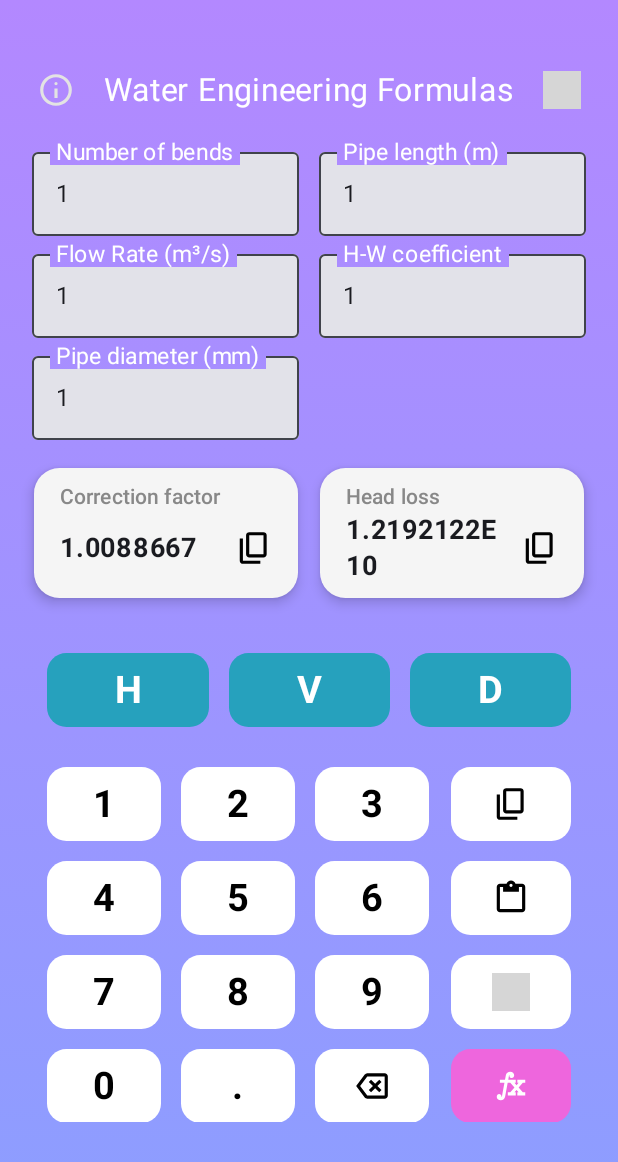
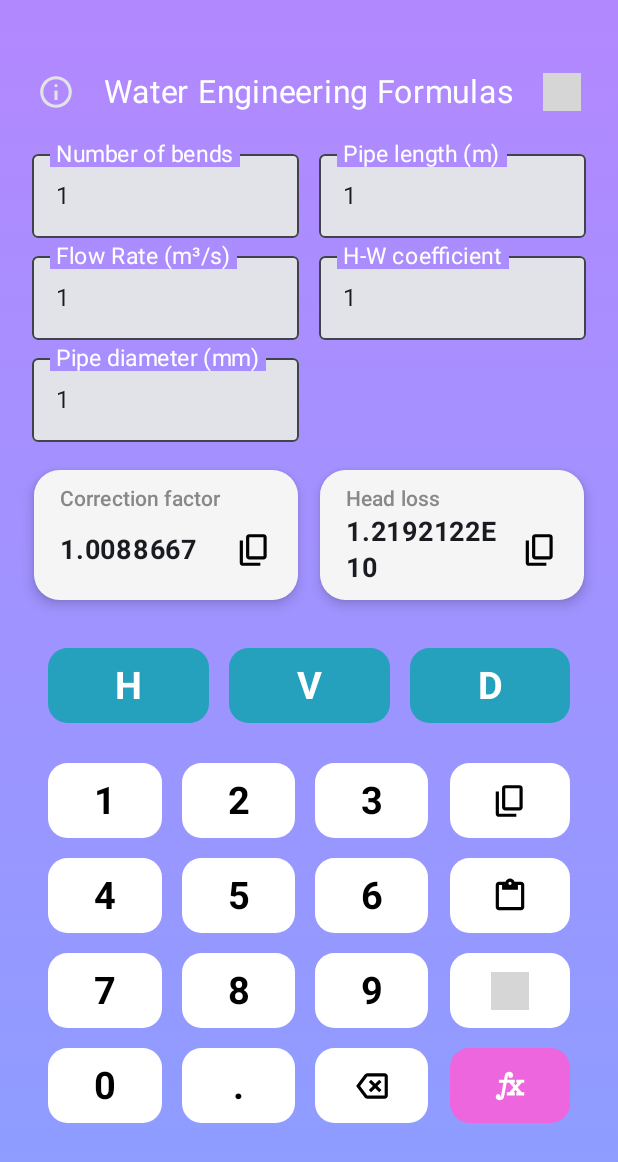
Before and after one commit to sadeghb97/water, an Android app built with Jetpack Compose: the screen it shows after launch (MainActivity), on a phone screen of 412 x 824 dp. Shown: the top 1162 px of the screen. Run offline under Robolectric (Android 15) with nearby library versions, the light colour scheme and no system bars; grey boxes are pictures that could not be loaded.

Commit message:
some minor changes

```diff
--- a/app/build.gradle.kts
+++ b/app/build.gradle.kts
@@ -12,8 +12,8 @@ android {
         applicationId = "ir.sbpro.waterengineering"
         minSdk = 21
         targetSdk = 35
-        versionCode = 1
-        versionName = "1.0"
+        versionCode = 2
+        versionName = "1.1"
 
         testInstrumentationRunner = "androidx.test.runner.AndroidJUnitRunner"
     }
--- a/app/src/main/java/ir/sbpro/waterengineering/ui/components/ScreenWrapper.kt
+++ b/app/src/main/java/ir/sbpro/waterengineering/ui/components/ScreenWrapper.kt
@@ -30,7 +30,7 @@ fun ScreenWrapper(
                     colors = listOf(Color(0xFFB388FF), Color(0xFF8C9EFF))
                 )
             )
-            .padding(bottom = 75.dxp)
+            .padding(bottom = 72.dxp)
             .clickable(indication = null, interactionSource = interactionSource) {
                 onClick()
             }
--- a/app/src/main/java/ir/sbpro/waterengineering/utils/SizeExtension.kt
+++ b/app/src/main/java/ir/sbpro/waterengineering/utils/SizeExtension.kt
@@ -23,8 +23,10 @@ object SizeInterface {
         sh = configuration.screenHeightDp
         sw = configuration.screenWidthDp
 
-        shr = sh.toDouble() / 773
-        swr = sw.toDouble() / 411
+        println("XQQQSize: ($sh - $sw)")
+
+        shr = sh.toDouble() / 795
+        swr = sw.toDouble() / 393
         minsm = if(shr < swr) shr else swr
     }
 }
```
